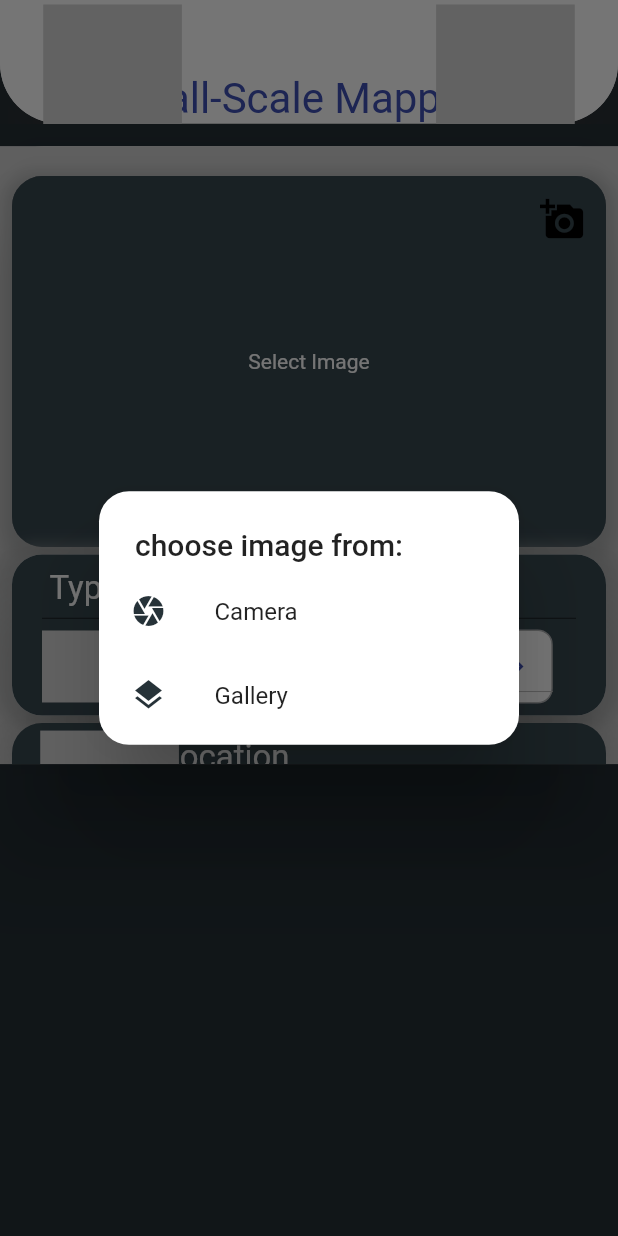
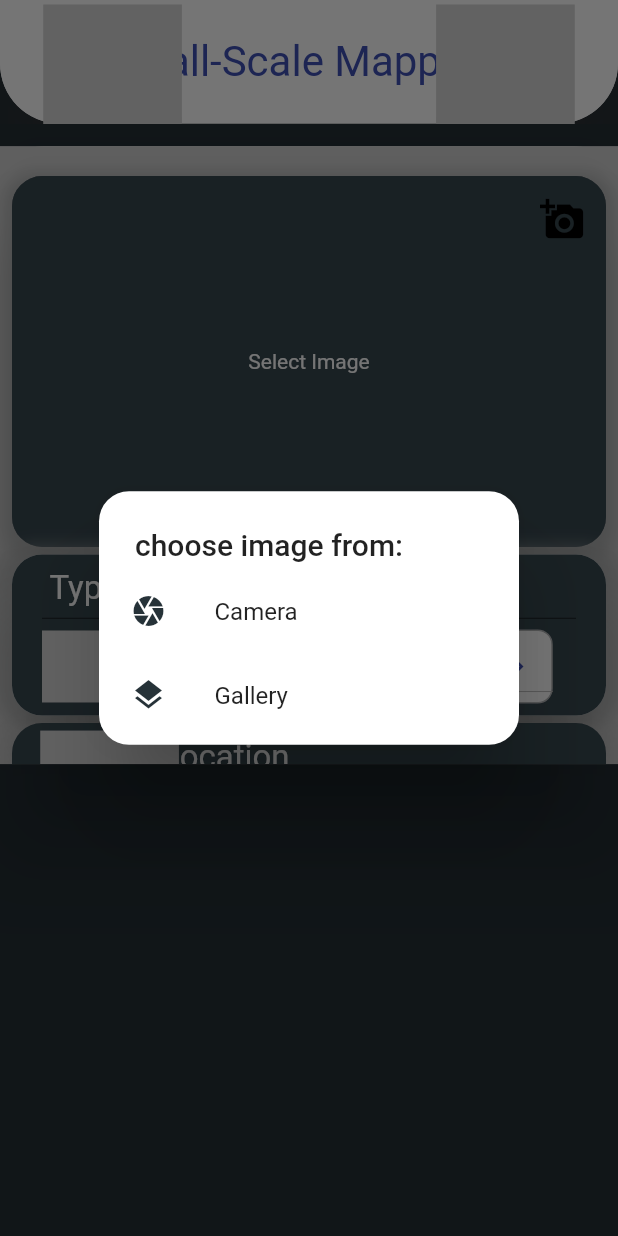
Before and after one commit to emilio-kariuki/D-Krops, a Flutter app: the screen it shows after launch, after a tap on the "add a photo" icon, on a phone screen of 412 x 824 dp. Run offline on Flutter 3.47's test engine with Material 2 defaults, Android fonts, the phone set to English and light mode, and no system bars; drawn by our look-alikes of dropdown_button2; our stand-ins replace animated_text_kit, geolocator, google_fonts, google_maps_flutter, image_picker, lottie; missing offline and left inert: location_permissions; Roboto replaces fonts that are missing (Redressed); project files that could hold a hidden picture were left out.

Commit message:
February 28, 2022 6:16 PM

```diff
--- a/lib/screens/Home.dart
+++ b/lib/screens/Home.dart
@@ -167,7 +167,7 @@ class _HomeState extends State<Home> {
                           Center(
                             child: Column(
                               children: [
-                                SizedBox(height: size.height * 0.06),
+                                SizedBox(height: size.height * 0.03),
                                 Text("Small-Scale Mapping",
                                     style: GoogleFonts.redressed(
                                         fontSize: 28, color: Colors.indigo)),
```
